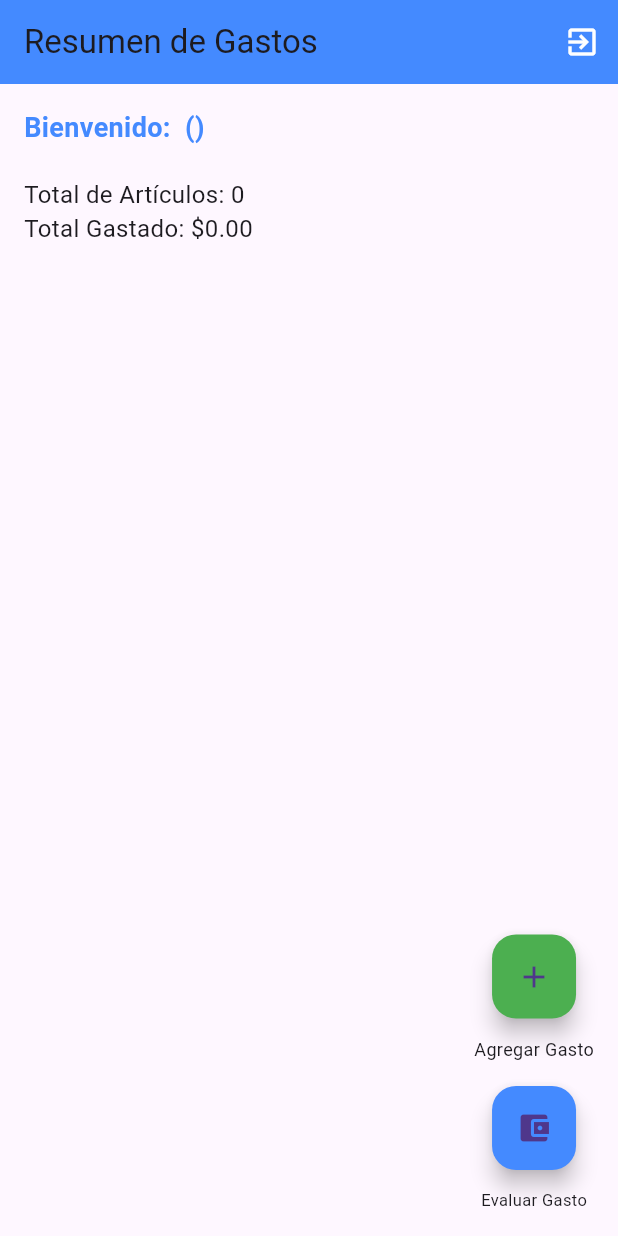
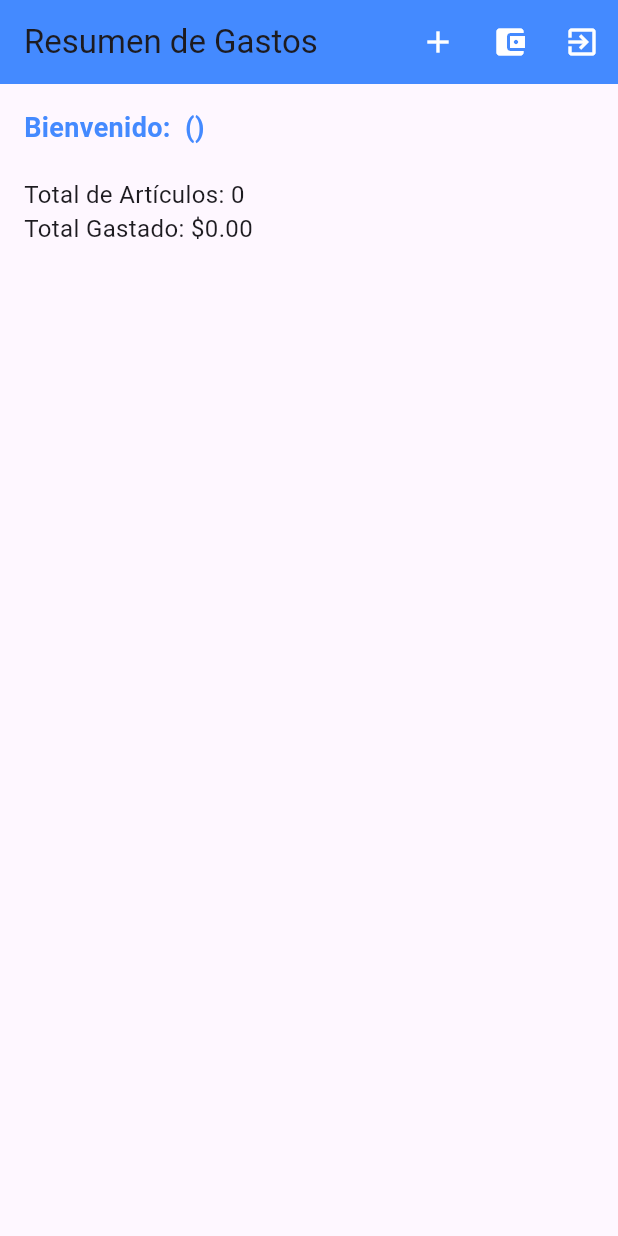
Before and after one commit to reliduran/finanzapp, a Flutter app: the ExpenseSummaryScreen screen opened directly, on a phone screen of 412 x 824 dp. Run offline on Flutter 3.47's test engine with Material 3 defaults, Android fonts, the phone set to English and light mode, and no system bars; our stand-ins replace shared_preferences; accounts and stored records are empty.

Commit message:
version 2.1 final

```diff
--- a/lib/main.dart
+++ b/lib/main.dart
@@ -460,15 +460,35 @@ class _ExpenseSummaryScreenState extends State<ExpenseSummaryScreen> {
     return Scaffold(
       appBar: AppBar(
         title: Text('Resumen de Gastos'),
-        backgroundColor: Colors.blueAccent,  // Asegurando el mismo tono azul que en la bienvenida
+        backgroundColor: Colors.blueAccent, // Asegurando el mismo tono azul que en la bienvenida
         automaticallyImplyLeading: false, // Desactiva la flecha de retroceso
         actions: [
-          // Ícono de cerrar sesión
-          IconButton(
-            icon: Icon(Icons.exit_to_app),
-            onPressed: _logout,
-            color: Colors.white,
-          )
+          // Agregar los botones "Agregar Gasto" y "Evaluar Gasto" en una fila
+          Row(
+            children: [
+              IconButton(
+                icon: Icon(Icons.add),
+                onPressed: _addExpense, // Función de agregar gasto
+                color: Colors.white,
+              ),
+              IconButton(
+                icon: Icon(Icons.account_balance_wallet),
+                onPressed: () {
+                  Navigator.push(
+                    context,
+                    MaterialPageRoute(builder: (_) => SalaryInputScreen()), // Navegar a la pantalla de ingreso de salario
+                  );
+                },
+                color: Colors.white,
+              ),
+              // Ícono de cerrar sesión
+              IconButton(
+                icon: Icon(Icons.exit_to_app),
+                onPressed: _logout,
+                color: Colors.white,
+              ),
+            ],
+          ),
         ],
       ),
       body: Padding(
@@ -492,10 +512,10 @@ class _ExpenseSummaryScreenState extends State<ExpenseSummaryScreen> {
               style: TextStyle(fontSize: 16),
             ),
             SizedBox(height: 20),
-            // Listar los gastos dentro de un contenedor con un ancho limitado al 85% de la pantalla
+            // Listar los gastos dentro de un contenedor con un ancho limitado al 90% de la pantalla
             Expanded(
               child: Container(
-                width: MediaQuery.of(context).size.width * 0.65, // 65% del ancho de la pantalla
+                width: MediaQuery.of(context).size.width * 0.90, // 90% del ancho de la pantalla
                 child: ListView.builder(
                   itemCount: _expenses.length,
                   itemBuilder: (_, i) {
@@ -538,51 +558,10 @@ class _ExpenseSummaryScreenState extends State<ExpenseSummaryScreen> {
           ],
         ),
       ),
-      floatingActionButton: Align(
-        alignment: Alignment.bottomRight, // Alineamos todo al borde inferior derecho
-        child: Column(
-          mainAxisSize: MainAxisSize.min, // Ajustamos el tamaño de la columna
-          children: [
-            // Botón para agregar gastos
-            Padding(
-              padding: const EdgeInsets.only(bottom: 12.0), // Espacio entre botones
-              child: FloatingActionButton(
-                onPressed: _addExpense,
-                child: Icon(Icons.add),
-                backgroundColor: Colors.green, // Color coherente con el registro
-              ),
-            ),
-            // Texto del botón de "Agregar Gasto"
-            Text(
-              'Agregar Gasto',
-              style: TextStyle(fontSize: 12),
-            ),
-            SizedBox(height: 16), // Separación entre los botones
-            // Botón para agregar salario
-            Padding(
-              padding: const EdgeInsets.only(bottom: 12.0), // Espacio entre botones
-              child: FloatingActionButton(
-                onPressed: () {
-                  Navigator.push(
-                    context,
-                    MaterialPageRoute(builder: (_) => SalaryInputScreen()), // Navegar a la pantalla de ingreso de salario
-                  );
-                },
-                child: Icon(Icons.account_balance_wallet),
-                backgroundColor: Colors.blueAccent,
-              ),
-            ),
-            // Texto del botón de "Evaluar Presupuesto"
-            Text(
-              'Evaluar Gasto',
-              style: TextStyle(fontSize: 11),
-            ),
-          ],
-        ),
-      ),
     );
   }
 }
+
 // FIN RESUMEN DE GASTOS
 
 
@@ -882,5 +861,5 @@ class _SalaryInputScreenState extends State<SalaryInputScreen> {
     );
   }
 }
-//GRACIAS A DIOS CODIGO FINALIZADO 10.05.2025 01:58 AM
+//GRACIAS A DIOS CODIGO FINALIZADO 10.05.2025 03:19 AM
 //BENDICIONES A MI HIJO ANTONIO ELI DURAN LAZARO
```
